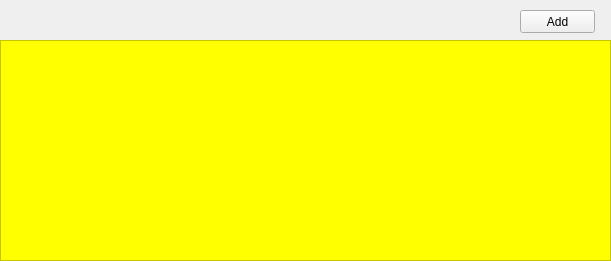
Before: the Qt Designer form UI/WallPageContent.ui in sathachao/Wall, drawn with Qt 5.
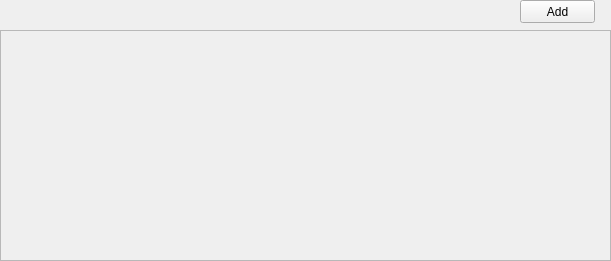
After: the same form once the commit is applied.

```diff
--- a/UI/WallPageContent.ui
+++ b/UI/WallPageContent.ui
@@ -19,19 +19,30 @@
   <property name="windowTitle">
    <string>Form</string>
   </property>
+  <widget class="QFrame" name="frame">
+   <property name="geometry">
+    <rect>
+     <x>0</x>
+     <y>30</y>
+     <width>611</width>
+     <height>231</height>
+    </rect>
+   </property>
+   <property name="frameShape">
+    <enum>QFrame::StyledPanel</enum>
+   </property>
+   <property name="frameShadow">
+    <enum>QFrame::Raised</enum>
+   </property>
   <widget class="QScrollArea" name="thumbnailArea">
    <property name="geometry">
     <rect>
      <x>0</x>
-     <y>40</y>
+      <y>0</y>
      <width>611</width>
-     <height>221</height>
-    </rect>
-   </property>
-   <property name="styleSheet">
-    <string notr="true">background-color: rgb(255, 255, 0);
-</string>
-   </property>
+      <height>231</height>
+     </rect>
+    </property>
    <property name="widgetResizable">
     <bool>true</bool>
    </property>
@@ -41,16 +52,17 @@
       <x>0</x>
       <y>0</y>
       <width>609</width>
-      <height>219</height>
-     </rect>
-    </property>
+       <height>229</height>
+      </rect>
+     </property>
+    </widget>
    </widget>
   </widget>
   <widget class="QPushButton" name="addBt">
    <property name="geometry">
     <rect>
      <x>520</x>
-     <y>10</y>
+     <y>0</y>
      <width>75</width>
      <height>23</height>
     </rect>
```
Lines whose indentation alone changed are shown as unchanged.
